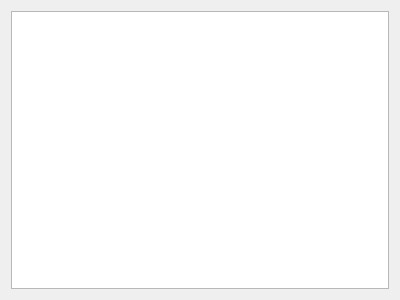
First picture: the form in mainmemory.ui, repository StanWarford/pep8cpu, before the edit.
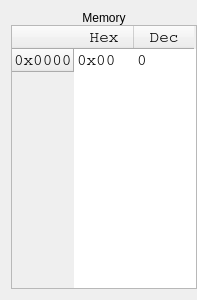
Second picture: the form after the edit.

Diff of the .ui file:
```diff
--- a/mainmemory.ui
+++ b/mainmemory.ui
@@ -6,7 +6,7 @@
    <rect>
     <x>0</x>
     <y>0</y>
-    <width>400</width>
+    <width>197</width>
     <height>300</height>
    </rect>
   </property>
@@ -14,20 +14,82 @@
    <string>Form</string>
   </property>
   <layout class="QGridLayout" name="gridLayout">
-   <item row="0" column="0">
+   <property name="rightMargin">
+    <number>0</number>
+   </property>
+   <property name="verticalSpacing">
+    <number>0</number>
+   </property>
+   <item row="1" column="0">
     <widget class="QTableWidget" name="tableWidget">
-     <attribute name="horizontalHeaderVisible">
+     <property name="font">
+      <font>
+       <family>Courier</family>
+       <pointsize>12</pointsize>
+      </font>
+     </property>
+     <property name="showGrid">
       <bool>false</bool>
+     </property>
+     <attribute name="horizontalHeaderVisible">
+      <bool>true</bool>
      </attribute>
+     <attribute name="horizontalHeaderDefaultSectionSize">
+      <number>60</number>
+     </attribute>
      <attribute name="verticalHeaderVisible">
-      <bool>false</bool>
+      <bool>true</bool>
      </attribute>
+     <attribute name="verticalHeaderDefaultSectionSize">
+      <number>20</number>
+     </attribute>
      <attribute name="verticalHeaderVisible">
-      <bool>false</bool>
+      <bool>true</bool>
      </attribute>
+     <attribute name="verticalHeaderDefaultSectionSize">
+      <number>20</number>
+     </attribute>
      <attribute name="horizontalHeaderVisible">
-      <bool>false</bool>
+      <bool>true</bool>
      </attribute>
+     <attribute name="horizontalHeaderDefaultSectionSize">
+      <number>60</number>
+     </attribute>
+     <row>
+      <property name="text">
+       <string>0x0000</string>
+      </property>
+     </row>
+     <column>
+      <property name="text">
+       <string>Hex</string>
+      </property>
+     </column>
+     <column>
+      <property name="text">
+       <string>Dec</string>
+      </property>
+     </column>
+     <item row="0" column="0">
+      <property name="text">
+       <string>0x00</string>
+      </property>
+     </item>
+     <item row="0" column="1">
+      <property name="text">
+       <string>0</string>
+      </property>
+     </item>
+    </widget>
+   </item>
+   <item row="0" column="0">
+    <widget class="QLabel" name="label">
+     <property name="text">
+      <string>Memory</string>
+     </property>
+     <property name="alignment">
+      <set>Qt::AlignCenter</set>
+     </property>
     </widget>
    </item>
   </layout>
```
